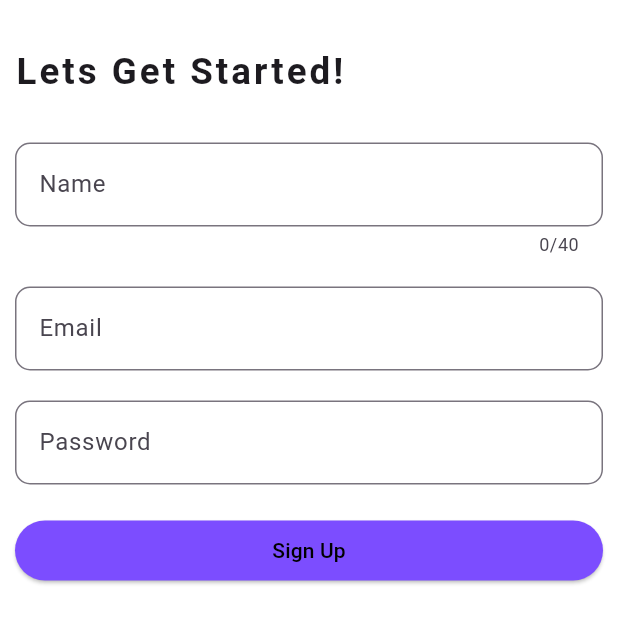
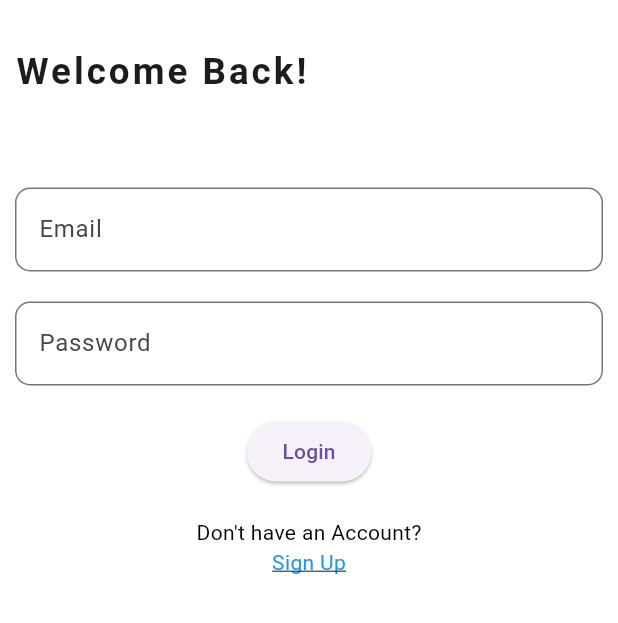
Before and after one commit to JessaPiel/bangbangmerch, a Flutter app: the screen it shows after launch, on a phone screen of 412 x 824 dp. Shown: the top 623 px of the screen. Run offline on Flutter 3.47's test engine with Material 3 defaults, Android fonts, the phone set to English and light mode, and no system bars.

Commit message:
Log in Page

```diff
--- a/lib/main.dart
+++ b/lib/main.dart
@@ -2,15 +2,17 @@ import 'package:bangbangmerch1/home.dart';
 import 'package:bangbangmerch1/pages/dashboard.dart';
 import 'package:bangbangmerch1/pages/menu.dart';
 import 'package:bangbangmerch1/pages/signup.dart';
+import 'package:bangbangmerch1/pages/login.dart';
 import 'package:flutter/material.dart';
 
 
 void main() => runApp(MaterialApp(
-  initialRoute: '/signup',
+  initialRoute: '/login',
     routes: {
       '/' :(context) => Dashboard(),
       '/menu' : (context) => Menu(),
       '/profile' : (context) => Home(),
       '/signup' : (context) => Signup(),
+      '/login' : (context) => Login(),
     },
   ));
--- /dev/null
+++ b/lib/pages/login.dart
@@ -0,0 +1,129 @@
+import 'package:flutter/material.dart';
+import 'signup.dart';
+
+class Login extends StatefulWidget {
+  const Login({super.key});
+
+  @override
+  State<Login> createState() => _LoginPageState();
+}
+
+class _LoginPageState extends State<Login> {
+  final _formKey = GlobalKey<FormState>();
+  final TextEditingController _emailController = TextEditingController();
+  final TextEditingController _passwordController = TextEditingController();
+
+  void _login() {
+    if (_formKey.currentState!.validate()) {
+      print('Email: ${_emailController.text}');
+      print('Password: ${_passwordController.text}');
+    }
+  }
+
+  void _navigateToSignup(){
+    Navigator.push(
+      context,
+      MaterialPageRoute(builder: (context) => Signup())
+    );
+  }
+
+  @override
+  Widget build(BuildContext context) {
+    return Scaffold(
+      backgroundColor: Colors.white,
+      body: SafeArea(
+        child: Padding(
+          padding: EdgeInsets.fromLTRB(10.0, 30.0, 10.0, 0),
+          child: Column(
+            crossAxisAlignment: CrossAxisAlignment.start,
+            children: <Widget>[
+            Text(
+            'Welcome Back!',
+            style: TextStyle(
+              fontWeight: FontWeight.w700,
+              letterSpacing: 2.0,
+              fontSize: 24.5,
+            ),
+          ),
+          SizedBox(height: 30.0),
+         Form(
+            key: _formKey,
+            child: Column(
+              mainAxisAlignment: MainAxisAlignment.center,
+              children: <Widget>[
+                SizedBox(height: 30.0),
+                TextFormField(
+                  decoration:InputDecoration(
+                    label: Text('Email'),
+                    border: OutlineInputBorder(
+                        borderRadius: BorderRadius.circular(10.0)
+                    ),
+                  ),
+                  validator: (value) {
+                    if (value == null || value.isEmpty) {
+                      return 'Please enter your email';
+                    }
+                    return null;
+                  },
+                ),
+                SizedBox(height: 20.0,),
+                TextFormField(
+                  obscureText: true,
+                  decoration:InputDecoration(
+                    label: Text('Password'),
+                    border: OutlineInputBorder(
+                        borderRadius: BorderRadius.circular(10.0)
+                    ),
+                  ),
+                  validator: (value){
+                    if(value == null || value.isEmpty){
+                      return 'Please provide a Password';
+                    }
+                    if (value.length < 8){
+                      return 'Password should be at least 8 characters long';
+                    }
+                    if (value.length > 20){
+                      return 'Password must be 20 characters long';
+                    }
+                    return null;
+                  },
+                ),
+                SizedBox(height: 20),
+                ElevatedButton(
+                  onPressed: _login,
+                  child: Text('Login'),
+                ),
+                SizedBox(height: 20),
+               Row(
+                 mainAxisAlignment: MainAxisAlignment.center,
+                 children: <Widget>[
+                   Text(
+                     'Don\'t have an Account?',
+                         style: TextStyle(
+                        color: Colors.black,
+               )
+                   ),
+                 ],
+               ),
+                InkWell(
+                  child: Text(
+                    'Sign Up',
+                    style: TextStyle(
+                      color: Colors.blue,
+                      decoration: TextDecoration.underline,
+                    ),
+                  ),
+                  onTap: _navigateToSignup,
+                ),
+                  ],
+                ),
+         ),
+  ],
+
+          ),
+        ),
+      ),
+    );
+
+  }
+}
--- a/lib/pages/signup.dart
+++ b/lib/pages/signup.dart
@@ -1,4 +1,5 @@
 import 'package:flutter/material.dart';
+
 
 class Signup extends StatefulWidget {
   const Signup({super.key});
```
Also changed, not shown: lib/pages/menu.dart (line endings or trailing spaces).
